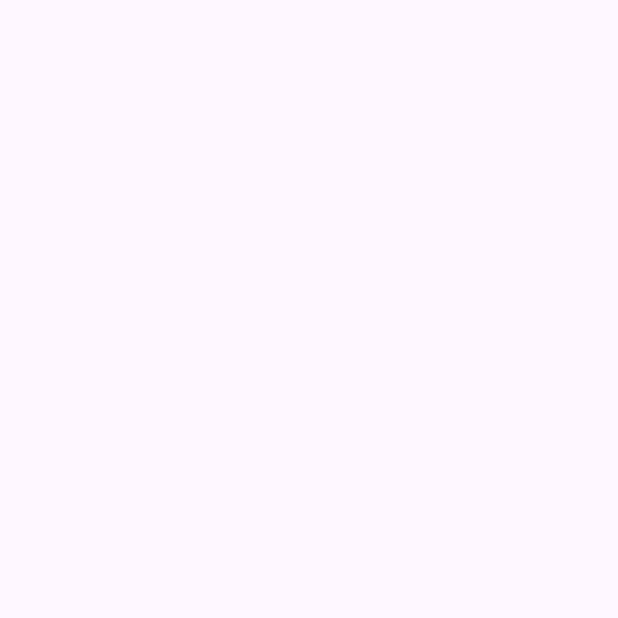
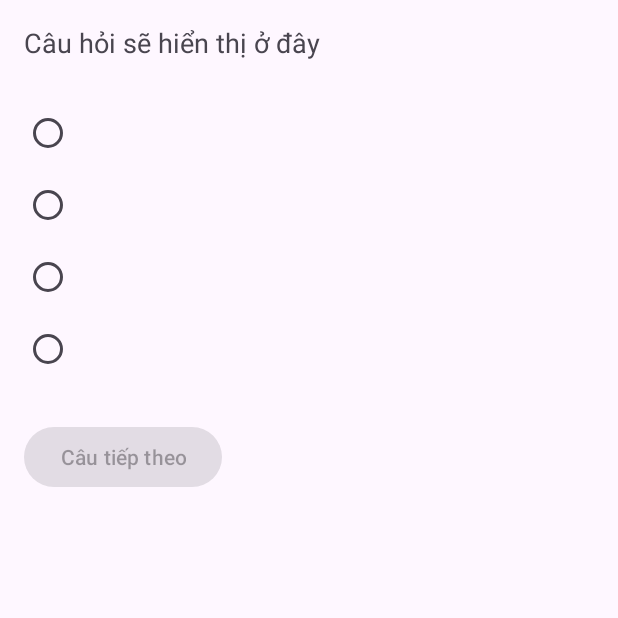
Before and after one commit to DangUy610/AppLuyenTapThiLyThuyetBangLaiXeA1, an Android app: the LuyenTap screen opened directly, with no data from a screen before it, on a phone screen of 412 x 824 dp, the top half of it. Before the commit the part shown is empty. Run offline under Robolectric (Android 15) with nearby library versions, the phone set to English and light mode, and no system bars.

```diff
--- a/app/src/main/java/com/example/appluyentapthilythuyetbanglaixea1/DBHelper.java
+++ b/app/src/main/java/com/example/appluyentapthilythuyetbanglaixea1/DBHelper.java
@@ -1,4 +1,63 @@
 package com.example.appluyentapthilythuyetbanglaixea1;
 
-public class DBHelper {
+import android.content.Context;
+import android.database.sqlite.SQLiteDatabase;
+import android.database.sqlite.SQLiteOpenHelper;
+
+import java.io.File;
+import java.io.FileOutputStream;
+import java.io.IOException;
+import java.io.InputStream;
+import java.io.OutputStream;
+
+public class DBHelper extends SQLiteOpenHelper {
+
+    private static final String DB_NAME = "sample_questions.db";
+    private static final int DB_VERSION = 1;
+    private final Context context;
+
+    public DBHelper(Context context) {
+        super(context, DB_NAME, null, DB_VERSION);
+        this.context = context;
+    }
+
+    @Override
+    public void onCreate(SQLiteDatabase db) {
+        // Không tạo bảng ở đây vì đã dùng file .db sẵn
+    }
+
+    @Override
+    public void onUpgrade(SQLiteDatabase db, int oldVersion, int newVersion) {
+        // Tuỳ nhu cầu, ví dụ drop table rồi copy lại file .db mới
+    }
+
+    // Truy cập file .db đã được chép từ assets
+    @Override
+    public SQLiteDatabase getReadableDatabase() {
+        copyDatabaseIfNeeded();
+        return super.getReadableDatabase();
+    }
+
+    @Override
+    public SQLiteDatabase getWritableDatabase() {
+        copyDatabaseIfNeeded();
+        return super.getWritableDatabase();
+    }
+
+    private void copyDatabaseIfNeeded() {
+        File dbFile = context.getDatabasePath(DB_NAME);
+        if (!dbFile.exists()) {
+            dbFile.getParentFile().mkdirs();
+            try (InputStream is = context.getAssets().open(DB_NAME);
+                 OutputStream os = new FileOutputStream(dbFile)) {
+                byte[] buffer = new byte[1024];
+                int length;
+                while ((length = is.read(buffer)) > 0) {
+                    os.write(buffer, 0, length);
+                }
+            } catch (IOException e) {
+                e.printStackTrace();
+            }
+        }
+    }
 }
--- a/app/src/main/java/com/example/appluyentapthilythuyetbanglaixea1/LuyenTap.java
+++ b/app/src/main/java/com/example/appluyentapthilythuyetbanglaixea1/LuyenTap.java
@@ -3,31 +3,191 @@ package com.example.appluyentapthilythuyetbanglaixea1;
 import androidx.appcompat.app.AppCompatActivity;
 
 import android.os.Bundle;
+import androidx.appcompat.app.AppCompatActivity;
+
+import android.content.Context;
+import android.database.Cursor;
+import android.database.sqlite.SQLiteDatabase;
+import android.graphics.Color;
+import android.graphics.drawable.Drawable;
+import android.os.Bundle;
+import android.util.Log;
+import android.view.View;
+import android.widget.Button;
+import android.widget.ImageView;
+import android.widget.RadioButton;
+import android.widget.RadioGroup;
+import android.widget.TextView;
+
+import java.io.File;
+import java.io.FileOutputStream;
+import java.io.IOException;
+import java.io.InputStream;
+import java.io.OutputStream;
 
 public class LuyenTap extends AppCompatActivity {
-
+    int correctAnswerIndex = -1;  // 0 -> A, 1 -> B, 2 -> C, 3 -> D
+    int currentQuestionIndex = 0;
+    TextView questionText;
+    RadioGroup answersGroup;
+    RadioButton answer1, answer2, answer3, answer4;
+    Button nextQuestionBtn;
+    ImageView questionImage;
+    // Mở DB
+    SQLiteDatabase db;
+    String sqlcode;
     @Override
     protected void onCreate(Bundle savedInstanceState) {
         super.onCreate(savedInstanceState);
         setContentView(R.layout.activity_luyen_tap);
-
+        // Khởi tạo DBHelper
+        copyDatabaseIfNeeded(this);
+        DBHelper dbHelper = new DBHelper(this);
+        db = dbHelper.getReadableDatabase();
+        //mapping
+        questionText = findViewById(R.id.questionText);
+        answer1 = findViewById(R.id.answer1);
+        answer2 = findViewById(R.id.answer2);
+        answer3 = findViewById(R.id.answer3);
+        answer4 = findViewById(R.id.answer4);
+        answersGroup = findViewById(R.id.answersGroup);
+        nextQuestionBtn = findViewById(R.id.nextQuestionBtn);
+        questionImage = findViewById(R.id.questionImage);
         // Nhận chủ đề từ Intent
         String topic = getIntent().getStringExtra("topic");
         if (topic == null) topic = "";
 
         switch (topic) {
-            case "luat":
-                // load câu hỏi về Luật GTĐB
+            case "LuatGTDB":
+            {
+                sqlcode = "SELECT id, content, image_path FROM Question WHERE topic = 'LuatGTDB' ORDER BY id LIMIT 1 OFFSET ";
+                nextQuestionBtn.setOnClickListener(v -> {currentQuestionIndex++;
+                loadQuestion(currentQuestionIndex, sqlcode);});
+                loadQuestion(0,sqlcode);
+            }
                 break;
-            case "bienbao":
-                // load câu hỏi về Biển báo
+            case "BienBao":
+            {
+                sqlcode = "SELECT id, content, image_path FROM Question WHERE topic = 'BienBao' ORDER BY id LIMIT 1 OFFSET ";
+                nextQuestionBtn.setOnClickListener(v -> {currentQuestionIndex++;
+                    loadQuestion(currentQuestionIndex, sqlcode);});
+                loadQuestion(0,sqlcode);
+            }
                 break;
-            case "sahinh":
-                // load câu hỏi về Sa hình
+            case "SaHinh":
+            {
+                sqlcode = "SELECT id, content, image_path FROM Question WHERE topic = 'SaHinh' ORDER BY id LIMIT 1 OFFSET ";
+                nextQuestionBtn.setOnClickListener(v -> {currentQuestionIndex++;
+                    loadQuestion(currentQuestionIndex, sqlcode);});
+                loadQuestion(0,sqlcode);
+            }
                 break;
             default:
                 // xử lý mặc định hoặc báo lỗi nếu cần
                 break;
         }
     }
+    private void loadQuestion(int index,String sqlcode) {
+        RadioButton[] answerButtons = {answer1, answer2, answer3, answer4};
+        // Reset UI
+        answersGroup.clearCheck();
+        for (RadioButton btn : answerButtons) {
+            btn.setEnabled(true);
+            btn.setTextColor(Color.BLACK);
+            btn.setText("");
+        }
+        nextQuestionBtn.setEnabled(false);
+        questionImage.setImageDrawable(null);
+        questionImage.setVisibility(View.GONE);
+        //test hiển thị câu hỏi
+        Cursor questionCursor = db.rawQuery(sqlcode+index, null);
+        if (questionCursor.moveToFirst()) {
+            int questionId = questionCursor.getInt(questionCursor.getColumnIndex("id"));
+            String question = questionCursor.getString(questionCursor.getColumnIndex("content"));
+            String imagePath = questionCursor.getString(questionCursor.getColumnIndex("image_path"));
+            Log.d("image_path", "id= "+ questionId);
+            Log.d("IMAGE_PATH", "Path from DB: " + imagePath);
+            if (imagePath != null && !imagePath.isEmpty()) {
+                try {
+                    InputStream is = getAssets().open(imagePath);
+                    Drawable drawable = Drawable.createFromStream(is, null);
+                    questionImage.setImageDrawable(drawable);
+                    questionImage.setVisibility(View.VISIBLE);
+                } catch (IOException e) {
+                    e.printStackTrace();
+                    questionImage.setVisibility(View.GONE);
+                }
+            } else {
+                questionImage.setVisibility(View.GONE);
+            }
+            questionText.setText(question);
+            Cursor answerCursor = db.rawQuery(
+                    "SELECT content, is_correct FROM Answer WHERE question_id = ? ORDER BY id ASC",
+                    new String[]{String.valueOf(questionId)}
+            );
+
+            int answerIndex = 0;
+            while (answerCursor.moveToNext() && answerIndex < 4) {
+                String answerText = answerCursor.getString(answerCursor.getColumnIndex("content"));
+                int isCorrect = answerCursor.getInt(answerCursor.getColumnIndex("is_correct"));
+                answerButtons[answerIndex].setText(answerText);
+                if (isCorrect == 1) {
+                    correctAnswerIndex = answerIndex;
+                }
+
+                answerIndex++;
+            }
+            answersGroup.setOnCheckedChangeListener(null);
+            answersGroup.setOnCheckedChangeListener(new RadioGroup.OnCheckedChangeListener() {
+                @Override
+                public void onCheckedChanged(RadioGroup group, int checkedId) {
+                    // Vô hiệu hoá group để tránh chọn lại
+                    for (int i = 0; i < answerButtons.length; i++) {
+                        answerButtons[i].setEnabled(false);
+                    }
+
+                    // Xác định lựa chọn người dùng
+                    int selectedIndex = -1;
+                    for (int i = 0; i < answerButtons.length; i++) {
+                        if (answerButtons[i].getId() == checkedId) {
+                            selectedIndex = i;
+                            break;
+                        }
+                    }
+                    // Nếu không tìm thấy chỉ số hợp lệ thì dừng lại
+                    if (selectedIndex == -1) return;
+
+
+                    // Tô màu: Xanh lá nếu đúng, đỏ nếu sai
+                    if (selectedIndex == correctAnswerIndex) {
+                        answerButtons[selectedIndex].setTextColor(Color.GREEN);
+                    } else {
+                        answerButtons[selectedIndex].setTextColor(Color.RED);
+                        answerButtons[correctAnswerIndex].setTextColor(Color.GREEN);
+                    }
+                    nextQuestionBtn.setEnabled(true);
+                }
+            });
+
+        } else {
+            questionText.setText("Không tìm thấy câu hỏi nào.");
+        }
+        questionCursor.close();
+    }
+    private void copyDatabaseIfNeeded(Context context) {
+        File dbFile = context.getDatabasePath("sample_questions.db");
+        if (!dbFile.exists()) {
+            dbFile.getParentFile().mkdirs();
+            try (InputStream is = context.getAssets().open("sample_questions.db");
+                 OutputStream os = new FileOutputStream(dbFile)) {
+                byte[] buffer = new byte[1024];
+                int length;
+                while ((length = is.read(buffer)) > 0) {
+                    os.write(buffer, 0, length);
+                }
+            } catch (IOException e) {
+                e.printStackTrace();
+            }
+        }
+    }
 }
--- a/app/src/main/java/com/example/appluyentapthilythuyetbanglaixea1/TopicLuyenTap.java
+++ b/app/src/main/java/com/example/appluyentapthilythuyetbanglaixea1/TopicLuyenTap.java
@@ -23,7 +23,7 @@ public class TopicLuyenTap extends AppCompatActivity {
             @Override
             public void onClick(View v) {
                 Intent intent = new Intent(TopicLuyenTap.this, LuyenTap.class);
-                intent.putExtra("topic", "luat");
+                intent.putExtra("topic", "LuatGTDB");
                 startActivity(intent);
             }
         });
@@ -32,7 +32,7 @@ public class TopicLuyenTap extends AppCompatActivity {
             @Override
             public void onClick(View v) {
                 Intent intent = new Intent(TopicLuyenTap.this, LuyenTap.class);
-                intent.putExtra("topic", "bienbao");
+                intent.putExtra("topic", "BienBao");
                 startActivity(intent);
             }
         });
@@ -41,7 +41,7 @@ public class TopicLuyenTap extends AppCompatActivity {
             @Override
             public void onClick(View v) {
                 Intent intent = new Intent(TopicLuyenTap.this, LuyenTap.class);
-                intent.putExtra("topic", "sahinh");
+                intent.putExtra("topic", "SaHinh");
                 startActivity(intent);
             }
         });
--- a/app/src/main/res/layout/activity_luyen_tap.xml
+++ b/app/src/main/res/layout/activity_luyen_tap.xml
@@ -1,9 +1,55 @@
-<?xml version="1.0" encoding="utf-8"?>
-<androidx.constraintlayout.widget.ConstraintLayout xmlns:android="http://schemas.android.com/apk/res/android"
-    xmlns:app="http://schemas.android.com/apk/res-auto"
-    xmlns:tools="http://schemas.android.com/tools"
+<LinearLayout xmlns:android="http://schemas.android.com/apk/res/android"
+    android:orientation="vertical"
     android:layout_width="match_parent"
     android:layout_height="match_parent"
-    tools:context=".LuyenTap">
+    android:padding="16dp">
 
-</androidx.constraintlayout.widget.ConstraintLayout>
+    <TextView
+        android:id="@+id/questionText"
+        android:layout_width="match_parent"
+        android:layout_height="wrap_content"
+        android:text="Câu hỏi sẽ hiển thị ở đây"
+        android:textSize="18sp"
+        android:paddingBottom="24dp" />
+    <ImageView
+        android:id="@+id/questionImage"
+        android:layout_width="match_parent"
+        android:layout_height="200dp"
+        android:scaleType="fitCenter"
+        android:layout_marginBottom="16dp"
+        android:visibility="gone"/>
+
+    <RadioGroup
+        android:id="@+id/answersGroup"
+        android:layout_width="match_parent"
+        android:layout_height="wrap_content">
+
+        <RadioButton
+            android:id="@+id/answer1"
+            android:layout_width="match_parent"
+            android:layout_height="wrap_content" />
+
+        <RadioButton
+            android:id="@+id/answer2"
+            android:layout_width="match_parent"
+            android:layout_height="wrap_content" />
+
+        <RadioButton
+            android:id="@+id/answer3"
+            android:layout_width="match_parent"
+            android:layout_height="wrap_content" />
+
+        <RadioButton
+            android:id="@+id/answer4"
+            android:layout_width="match_parent"
+            android:layout_height="wrap_content" />
+    </RadioGroup>
+    <Button
+        android:id="@+id/nextQuestionBtn"
+        android:layout_width="wrap_content"
+        android:layout_height="wrap_content"
+        android:text="Câu tiếp theo"
+        android:layout_marginTop="24dp"
+        android:enabled="false" />
+
+</LinearLayout>
```
